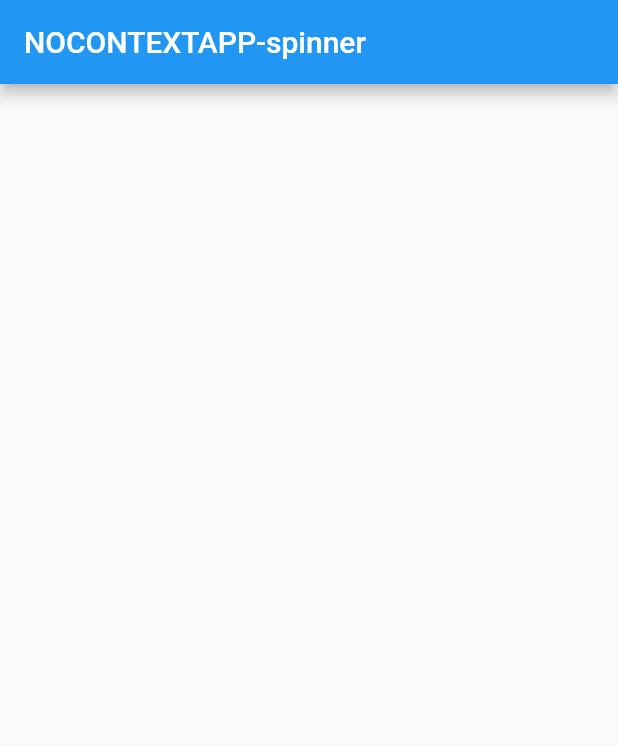
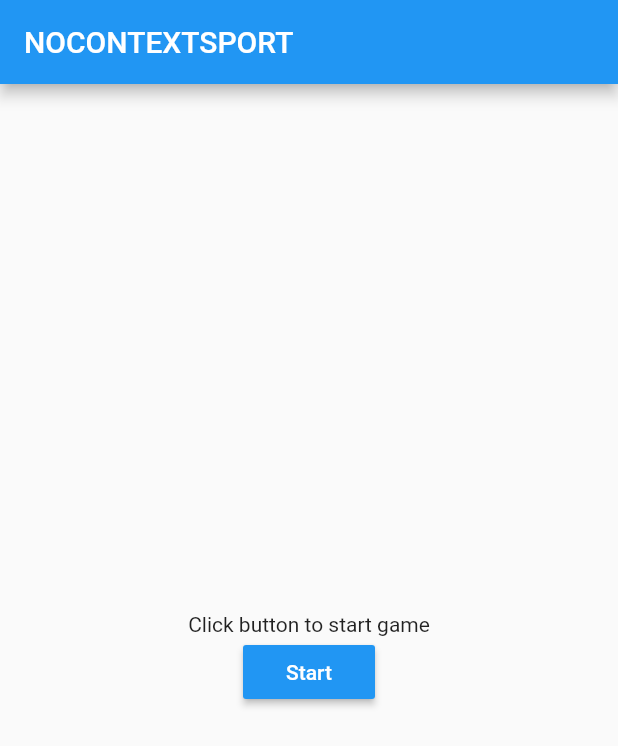
Before and after one commit to SanchitAjmera/NOCONTEXTSPORT, a Flutter app: the screen it shows after launch, on a phone screen of 412 x 824 dp. Shown: the top 746 px of the screen. Run offline on Flutter 3.47's test engine with Material 2 defaults, Android fonts, the phone set to English and light mode, and no system bars.

Commit message:
created main page and sub page

```diff
--- a/src/App/noContextSportSpinner/lib/main.dart
+++ b/src/App/noContextSportSpinner/lib/main.dart
@@ -14,7 +14,59 @@ class MyApp extends StatelessWidget {
         primarySwatch: Colors.blue,
         visualDensity: VisualDensity.adaptivePlatformDensity,
       ),
-      home: MyHomePage(title: 'NOCONTEXTAPP-spinner '),
+      home: MainPage(),
+    //  home: MyHomePage(title: 'NOCONTEXTAPP-spinner '),
+    );
+  }
+}
+
+class MainPage extends StatelessWidget {
+  @override
+  Widget build(BuildContext context){
+    return Scaffold(
+      appBar: AppBar(
+        title: Text('NOCONTEXTSPORT'),
+      ),
+      body: Center(
+        child:Column(
+          mainAxisAlignment: MainAxisAlignment.center,
+          children: <Widget>[
+            Text('Click button to start game'),
+            RaisedButton(
+              textColor: Colors.white,
+              color: Colors.blue,
+              child:Text('Start'),
+              onPressed: () {
+                navigateToSubPage(context);
+              },
+            )
+          ],
+        ),
+      ),
+    );
+  }
+}
+
+class SubPage extends StatelessWidget {
+  @override
+  Widget build(BuildContext context){
+    return Scaffold(
+      body: Center(
+        child:Column(
+          mainAxisAlignment: MainAxisAlignment.center,
+          children: <Widget>[
+            Text('This is a subpage'),
+          /*  RaisedButton(
+              textColor: Colors.white,
+              color: Colors.redAccent,
+              child:Text('Back to Main Page'),
+              onPressed: () {
+          //      Navigator.pop(context);
+              }
+            )*/
+          ],
+        ),
+      ),
     );
   }
 }
@@ -22,30 +74,31 @@ class MyApp extends StatelessWidget {
 class MyHomePage extends StatefulWidget {
   MyHomePage({Key key, this.title}) : super(key: key);
   final String title;
-
   @override
   _MyHomePageState createState() => _MyHomePageState();
 }
 
 class _MyHomePageState extends State<MyHomePage> {
   int _counter = 0;
-
   void _incrementCounter() {
     setState(() {
       _counter++;
     });
   }
-
   @override
   Widget build(BuildContext context) {
-
     return Scaffold(
       appBar: AppBar(
         title: Text(widget.title),
       ),
-
       body: Center(
       ),
     );
   }
 }
+
+
+Future navigateToSubPage(context) async {
+  Navigator.push(context, MaterialPageRoute(builder: (context) =>
+  SubPage()));
+}
```
